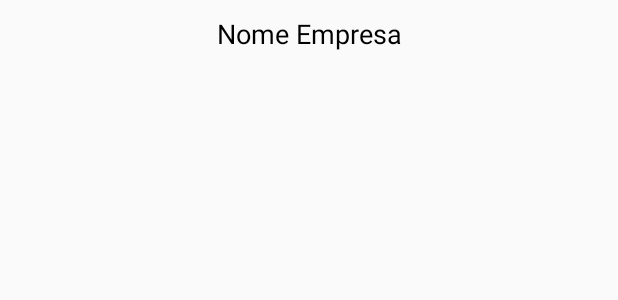
After one commit to lucaspw8/AplicativoProdutos, an Android app: the layout activity_empresa_principal.xml on its own in the app's theme, with its tools: preview values and no code run, on a phone screen of 412 x 824 dp. The commit adds this screen. Shown: the top 300 px of the screen. Run offline under Robolectric (Android 15) with nearby library versions, the phone set to English and light mode, and no system bars.

Commit message:
Usuando SharedPreferences para salvar as informações do usuário
Adicionado tela principal de Empresa

```diff
--- a/app/build.gradle
+++ b/app/build.gradle
@@ -38,4 +38,5 @@ dependencies {
 
 
 
+
 apply plugin: 'com.google.gms.google-services'
--- a/app/src/main/AndroidManifest.xml
+++ b/app/src/main/AndroidManifest.xml
@@ -22,7 +22,7 @@
         <activity android:name=".CadastroUsuario" />
         <activity android:name=".TelaPrincipal" />
         <activity android:name=".CadastroEmpresaActivity" />
-
+        <activity android:name=".EmpresaPrincipalActivity"></activity>
     </application>
 
 </manifest>
--- /dev/null
+++ b/app/src/main/res/layout/activity_empresa_principal.xml
@@ -0,0 +1,19 @@
+<?xml version="1.0" encoding="utf-8"?>
+<RelativeLayout xmlns:android="http://schemas.android.com/apk/res/android"
+    xmlns:app="http://schemas.android.com/apk/res-auto"
+    xmlns:tools="http://schemas.android.com/tools"
+    android:layout_width="match_parent"
+    android:layout_height="match_parent"
+    android:padding="10dp"
+    tools:context="com.lucaspw8.gproductfirebase.EmpresaPrincipalActivity">
+
+    <TextView
+        android:id="@+id/txtTituloEmpresa"
+        android:layout_width="match_parent"
+        android:layout_height="wrap_content"
+        android:gravity="center"
+        android:text="Nome Empresa"
+        android:textSize="18sp"
+        android:textColor="@color/CorPreta"/>
+
+</RelativeLayout>
```
Also changed, not shown: app/src/main/java/com/lucaspw8/gproductfirebase/CadastroEmpresaActivity.java (+28 -1 lines), app/src/main/java/com/lucaspw8/gproductfirebase/EmpresaPrincipalActivity.java (added, +13 -0 lines), app/src/main/java/com/lucaspw8/gproductfirebase/Helper/Preferencias.java (added, +54 -0 lines), app/src/main/java/com/lucaspw8/gproductfirebase/MainActivity.java (+80 -7 lines), app/src/main/java/com/lucaspw8/gproductfirebase/TelaPrincipal.java (+10 -15 lines).
